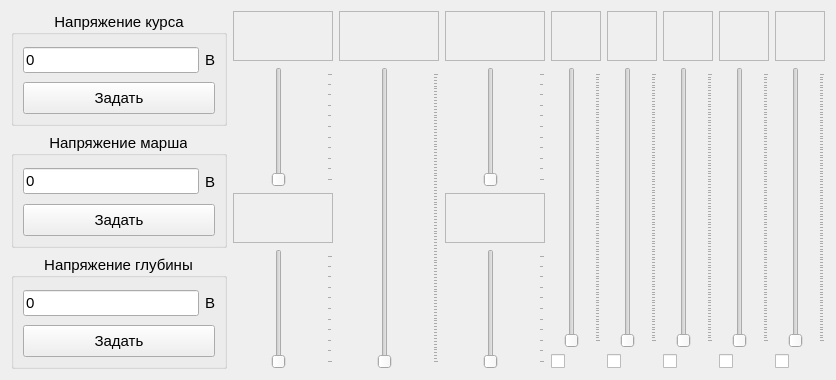
Above: debug_form.ui from GorokhovSemyon/Simulator-Qt- before the change. Below: the same form after it.
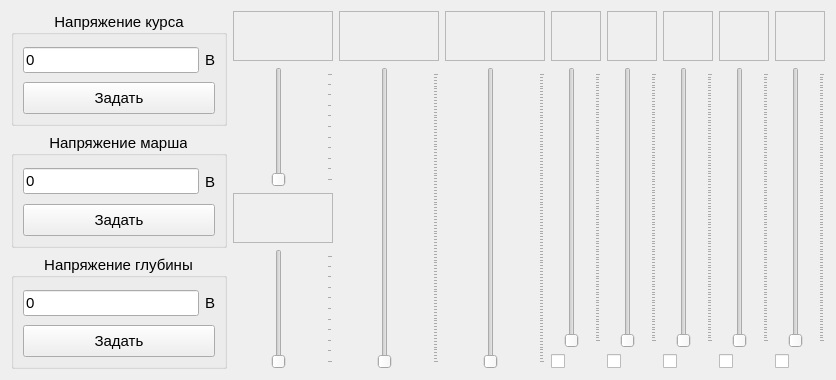
That is the form after the change.

The edit to the form file:
```diff
--- a/debug_form.ui
+++ b/debug_form.ui
@@ -345,47 +345,6 @@
        </property>
       </widget>
      </item>
-     <item>
-      <widget class="QLabel" name="lbl_depth">
-       <property name="sizePolicy">
-        <sizepolicy hsizetype="Preferred" vsizetype="Minimum">
-         <horstretch>0</horstretch>
-         <verstretch>0</verstretch>
-        </sizepolicy>
-       </property>
-       <property name="minimumSize">
-        <size>
-         <width>100</width>
-         <height>50</height>
-        </size>
-       </property>
-       <property name="frameShape">
-        <enum>QFrame::StyledPanel</enum>
-       </property>
-       <property name="text">
-        <string/>
-       </property>
-       <property name="alignment">
-        <set>Qt::AlignCenter</set>
-       </property>
-      </widget>
-     </item>
-     <item>
-      <widget class="QSlider" name="sl_depth">
-       <property name="sizePolicy">
-        <sizepolicy hsizetype="Preferred" vsizetype="Expanding">
-         <horstretch>0</horstretch>
-         <verstretch>0</verstretch>
-        </sizepolicy>
-       </property>
-       <property name="orientation">
-        <enum>Qt::Vertical</enum>
-       </property>
-       <property name="tickPosition">
-        <enum>QSlider::TicksBelow</enum>
-       </property>
-      </widget>
-     </item>
     </layout>
    </item>
    <item>
```
